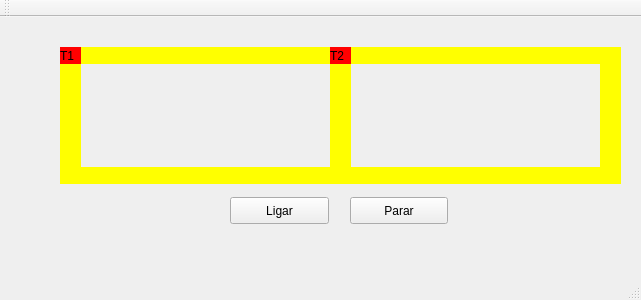
Qt form mainwindow.ui (ronaque/Trabalho_SO_Trems) before a commit.
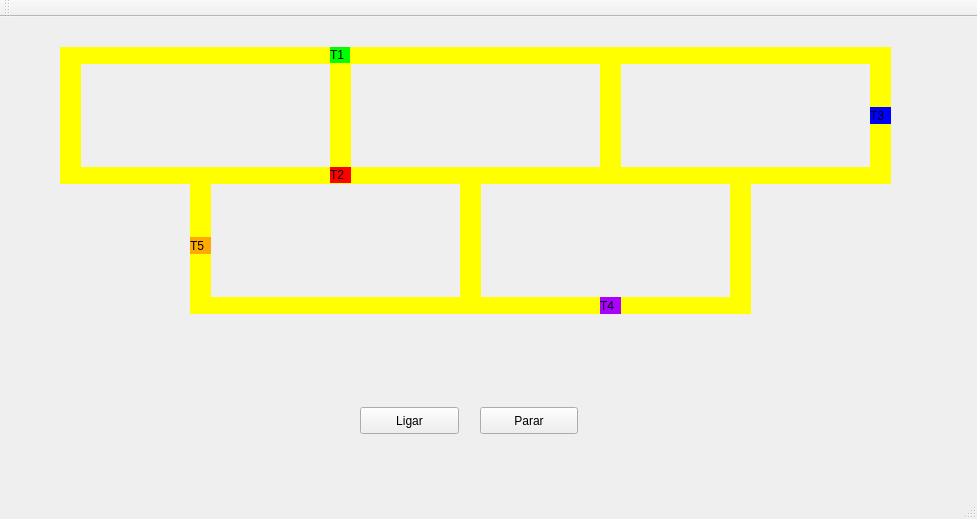
The same form after that commit.

The edit to the form file:
```diff
--- a/mainwindow.ui
+++ b/mainwindow.ui
@@ -6,8 +6,8 @@
    <rect>
     <x>0</x>
     <y>0</y>
-    <width>641</width>
-    <height>300</height>
+    <width>977</width>
+    <height>519</height>
    </rect>
   </property>
   <property name="windowTitle">
@@ -17,14 +17,14 @@
    <widget class="QLabel" name="label_trem1">
     <property name="geometry">
      <rect>
-      <x>60</x>
+      <x>330</x>
       <y>30</y>
       <width>21</width>
-      <height>17</height>
+      <height>16</height>
      </rect>
     </property>
     <property name="styleSheet">
-     <string notr="true">QLabel { background: red}</string>
+     <string notr="true">QLabel { background: rgb(0, 255, 0)}</string>
     </property>
     <property name="text">
      <string>T1</string>
@@ -97,8 +97,8 @@
    <widget class="QPushButton" name="pushButton">
     <property name="geometry">
      <rect>
-      <x>230</x>
-      <y>180</y>
+      <x>360</x>
+      <y>390</y>
       <width>99</width>
       <height>27</height>
      </rect>
@@ -110,8 +110,8 @@
    <widget class="QPushButton" name="pushButton_2">
     <property name="geometry">
      <rect>
-      <x>350</x>
-      <y>180</y>
+      <x>480</x>
+      <y>390</y>
       <width>98</width>
       <height>27</height>
      </rect>
@@ -172,9 +172,9 @@
     <property name="geometry">
      <rect>
       <x>330</x>
-      <y>30</y>
+      <y>150</y>
       <width>21</width>
-      <height>17</height>
+      <height>16</height>
      </rect>
     </property>
     <property name="styleSheet">
@@ -184,6 +184,273 @@
      <string>T2</string>
     </property>
    </widget>
+   <widget class="QLabel" name="label_trilho1_3">
+    <property name="geometry">
+     <rect>
+      <x>620</x>
+      <y>30</y>
+      <width>250</width>
+      <height>17</height>
+     </rect>
+    </property>
+    <property name="styleSheet">
+     <string notr="true">QLabel { background: yellow}</string>
+    </property>
+    <property name="text">
+     <string/>
+    </property>
+   </widget>
+   <widget class="QLabel" name="label_trilho1_4">
+    <property name="geometry">
+     <rect>
+      <x>620</x>
+      <y>150</y>
+      <width>250</width>
+      <height>17</height>
+     </rect>
+    </property>
+    <property name="styleSheet">
+     <string notr="true">QLabel { background: yellow}</string>
+    </property>
+    <property name="text">
+     <string/>
+    </property>
+   </widget>
+   <widget class="QLabel" name="label_trilho4_3">
+    <property name="geometry">
+     <rect>
+      <x>870</x>
+      <y>30</y>
+      <width>21</width>
+      <height>137</height>
+     </rect>
+    </property>
+    <property name="styleSheet">
+     <string notr="true">QLabel { background: yellow}</string>
+    </property>
+    <property name="text">
+     <string/>
+    </property>
+   </widget>
+   <widget class="QLabel" name="label_trilho4_4">
+    <property name="geometry">
+     <rect>
+      <x>460</x>
+      <y>160</y>
+      <width>21</width>
+      <height>137</height>
+     </rect>
+    </property>
+    <property name="styleSheet">
+     <string notr="true">QLabel { background: yellow}</string>
+    </property>
+    <property name="text">
+     <string/>
+    </property>
+   </widget>
+   <widget class="QLabel" name="label_trilho1_5">
+    <property name="geometry">
+     <rect>
+      <x>480</x>
+      <y>280</y>
+      <width>250</width>
+      <height>17</height>
+     </rect>
+    </property>
+    <property name="styleSheet">
+     <string notr="true">QLabel { background: yellow}</string>
+    </property>
+    <property name="text">
+     <string/>
+    </property>
+   </widget>
+   <widget class="QLabel" name="label_trilho4_5">
+    <property name="geometry">
+     <rect>
+      <x>730</x>
+      <y>160</y>
+      <width>21</width>
+      <height>137</height>
+     </rect>
+    </property>
+    <property name="styleSheet">
+     <string notr="true">QLabel { background: yellow}</string>
+    </property>
+    <property name="text">
+     <string/>
+    </property>
+   </widget>
+   <widget class="QLabel" name="label_trilho2_3">
+    <property name="geometry">
+     <rect>
+      <x>210</x>
+      <y>280</y>
+      <width>250</width>
+      <height>17</height>
+     </rect>
+    </property>
+    <property name="styleSheet">
+     <string notr="true">QLabel { background: yellow}</string>
+    </property>
+    <property name="text">
+     <string/>
+    </property>
+   </widget>
+   <widget class="QLabel" name="label_trilho4_6">
+    <property name="geometry">
+     <rect>
+      <x>190</x>
+      <y>160</y>
+      <width>21</width>
+      <height>137</height>
+     </rect>
+    </property>
+    <property name="styleSheet">
+     <string notr="true">QLabel { background: yellow}</string>
+    </property>
+    <property name="text">
+     <string/>
+    </property>
+   </widget>
+   <widget class="QLabel" name="label_trem3">
+    <property name="geometry">
+     <rect>
+      <x>870</x>
+      <y>90</y>
+      <width>21</width>
+      <height>17</height>
+     </rect>
+    </property>
+    <property name="palette">
+     <palette>
+      <active>
+       <colorrole role="Button">
+        <brush brushstyle="SolidPattern">
+         <color alpha="255">
+          <red>0</red>
+          <green>0</green>
+          <blue>255</blue>
+         </color>
+        </brush>
+       </colorrole>
+       <colorrole role="Base">
+        <brush brushstyle="SolidPattern">
+         <color alpha="255">
+          <red>0</red>
+          <green>0</green>
+          <blue>255</blue>
+         </color>
+        </brush>
+       </colorrole>
+       <colorrole role="Window">
+        <brush brushstyle="SolidPattern">
+         <color alpha="255">
+          <red>0</red>
+          <green>0</green>
+          <blue>255</blue>
+         </color>
+        </brush>
+       </colorrole>
+      </active>
+      <inactive>
+       <colorrole role="Button">
+        <brush brushstyle="SolidPattern">
+         <color alpha="255">
+          <red>0</red>
+          <green>0</green>
+          <blue>255</blue>
+         </color>
+        </brush>
+       </colorrole>
+       <colorrole role="Base">
+        <brush brushstyle="SolidPattern">
+         <color alpha="255">
+          <red>0</red>
+          <green>0</green>
+          <blue>255</blue>
+         </color>
+        </brush>
+       </colorrole>
+       <colorrole role="Window">
+        <brush brushstyle="SolidPattern">
+         <color alpha="255">
+          <red>0</red>
+          <green>0</green>
+          <blue>255</blue>
+         </color>
+        </brush>
+       </colorrole>
+      </inactive>
+      <disabled>
+       <colorrole role="Button">
+        <brush brushstyle="SolidPattern">
+         <color alpha="255">
+          <red>0</red>
+          <green>0</green>
+          <blue>255</blue>
+         </color>
+        </brush>
+       </colorrole>
+       <colorrole role="Base">
+        <brush brushstyle="SolidPattern">
+         <color alpha="255">
+          <red>0</red>
+          <green>0</green>
+          <blue>255</blue>
+         </color>
+        </brush>
+       </colorrole>
+       <colorrole role="Window">
+        <brush brushstyle="SolidPattern">
+         <color alpha="255">
+          <red>0</red>
+          <green>0</green>
+          <blue>255</blue>
+         </color>
+        </brush>
+       </colorrole>
+      </disabled>
+     </palette>
+    </property>
+    <property name="styleSheet">
+     <string notr="true">QLabel { background: rgb(0, 0, 255)}</string>
+    </property>
+    <property name="text">
+     <string>T3</string>
+    </property>
+   </widget>
+   <widget class="QLabel" name="label_trem4">
+    <property name="geometry">
+     <rect>
+      <x>600</x>
+      <y>280</y>
+      <width>21</width>
+      <height>17</height>
+     </rect>
+    </property>
+    <property name="styleSheet">
+     <string notr="true">QLabel { background: rgb(170, 0, 255)}</string>
+    </property>
+    <property name="text">
+     <string>T4</string>
+    </property>
+   </widget>
+   <widget class="QLabel" name="label_trem5">
+    <property name="geometry">
+     <rect>
+      <x>190</x>
+      <y>220</y>
+      <width>21</width>
+      <height>17</height>
+     </rect>
+    </property>
+    <property name="styleSheet">
+     <string notr="true">QLabel { background: rgb(255, 170, 0)}</string>
+    </property>
+    <property name="text">
+     <string>T5</string>
+    </property>
+   </widget>
    <zorder>label_trilho1</zorder>
    <zorder>label_trilho2</zorder>
    <zorder>label_trilho3</zorder>
```
Left out of the diff: 15 changed lines with no effect on the pictures.
